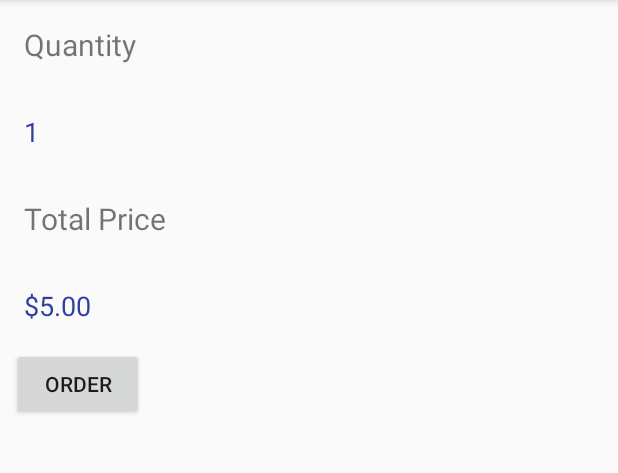
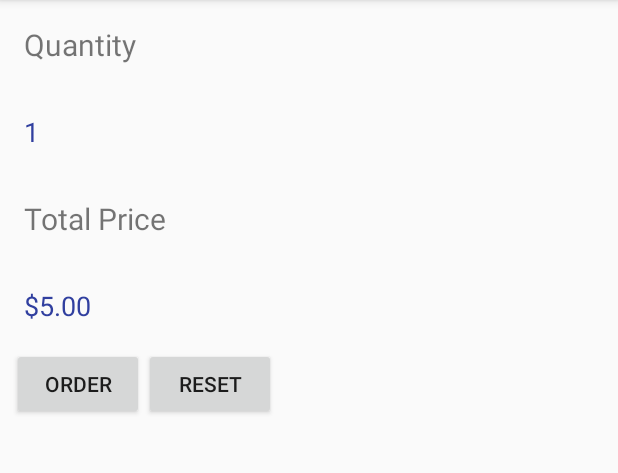
Before and after one commit to faiyaz72/JustJava, an Android app: the screen it shows after launch (MainActivity), after a tap on "ORDER", on a phone screen of 412 x 824 dp, the part 84-557 px from its top. Run offline under Robolectric (Android 15) with nearby library versions, the phone set to English and light mode, and no system bars.

Commit message:
Added reset button to put back the price to 0

```diff
--- a/JustJava/app/src/main/java/com/example/android/justjava/MainActivity.java
+++ b/JustJava/app/src/main/java/com/example/android/justjava/MainActivity.java
@@ -14,6 +14,8 @@ import android.widget.TextView;
  */
 public class MainActivity extends AppCompatActivity {
 
+    int num = 1;
+
     @Override
     protected void onCreate(Bundle savedInstanceState) {
         super.onCreate(savedInstanceState);
@@ -25,21 +27,18 @@ public class MainActivity extends AppCompatActivity {
      */
     @RequiresApi(api = Build.VERSION_CODES.N)
     public void submitOrder(View view) {
-        display();
-        displayPrice(1*5);
+        display(num);
+        displayPrice(num*5);
+        num++;
     }
 
     /**
      * This method displays the given quantity value on the screen.
      */
     @SuppressLint("SetTextI18n")
-    private void display() {
+    private void display(int number) {
         TextView quantityTextView = (TextView) findViewById(R.id.zero);
-        CharSequence cur = quantityTextView.getText();
-        int number = Integer.parseInt((String) cur);
-        number++;
-        String dis = Integer.toString(number);
-        quantityTextView.setText(dis);
+        quantityTextView.setText("" + number);
     }
 
     @RequiresApi(api = Build.VERSION_CODES.N)
@@ -47,4 +46,13 @@ public class MainActivity extends AppCompatActivity {
         TextView priceTextView = (TextView) findViewById(R.id.price_num);
         priceTextView.setText(NumberFormat.getCurrencyInstance().format(number));
     }
+
+    @RequiresApi(api = Build.VERSION_CODES.N)
+    public void reset() {
+        TextView quantityTextView = (TextView) findViewById(R.id.zero);
+        TextView priceTextView = (TextView) findViewById(R.id.price_num);
+        quantityTextView.setText("" + 0);
+        priceTextView.setText(NumberFormat.getCurrencyInstance().format(0));
+        num = 0;
+    }
 }
--- a/JustJava/app/src/main/res/layout/activity_main.xml
+++ b/JustJava/app/src/main/res/layout/activity_main.xml
@@ -50,6 +50,7 @@
 
 
     <Button
+        android:id="@+id/order_button"
         android:layout_width="wrap_content"
         android:layout_height="wrap_content"
         android:layout_below="@id/price_num"
@@ -57,5 +58,15 @@
         android:text="Order"
         android:onClick="submitOrder" />
 
+    <Button
+        android:layout_width="wrap_content"
+        android:layout_height="wrap_content"
+        android:id="@+id/reset"
+        android:layout_toRightOf="@id/order_button"
+        android:layout_below="@+id/price_num"
+        android:text="Reset"
+        android:onClick="reset"
+        />
+
 
 </RelativeLayout>
```
